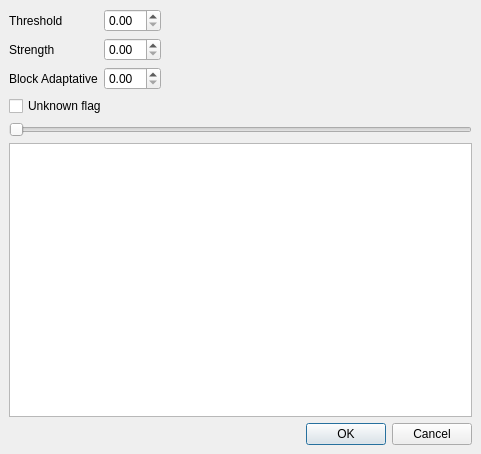
Before: the Qt Designer form utilities/sourcecode/avidemux2-master/avidemux_plugins/ADM_videoFilters6/asharp/qt4/asharp.ui in goanimate-archive-organization/wrapper-offIine, drawn with Qt 5.
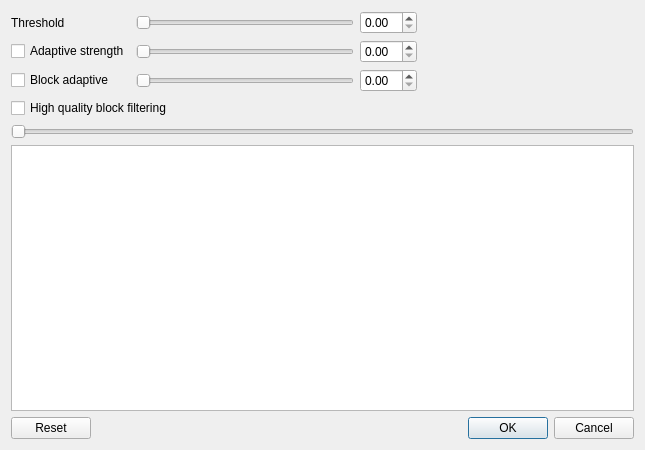
After: the same form once the commit is applied. Custom widgets are drawn as their Qt base class.

Diff of the .ui file:
```diff
--- a/utilities/sourcecode/avidemux2-master/avidemux_plugins/ADM_videoFilters6/asharp/qt4/asharp.ui
+++ b/utilities/sourcecode/avidemux2-master/avidemux_plugins/ADM_videoFilters6/asharp/qt4/asharp.ui
@@ -6,141 +6,184 @@
    <rect>
     <x>0</x>
     <y>0</y>
-    <width>481</width>
-    <height>454</height>
+    <width>645</width>
+    <height>450</height>
    </rect>
   </property>
   <property name="windowTitle">
    <string>ASharp</string>
   </property>
-  <layout class="QGridLayout">
-   <property name="leftMargin">
-    <number>9</number>
-   </property>
-   <property name="topMargin">
-    <number>9</number>
-   </property>
-   <property name="rightMargin">
-    <number>9</number>
-   </property>
-   <property name="bottomMargin">
-    <number>9</number>
-   </property>
-   <property name="spacing">
-    <number>6</number>
-   </property>
-   <item row="2" column="3">
-    <spacer>
-     <property name="orientation">
-      <enum>Qt::Horizontal</enum>
-     </property>
-     <property name="sizeHint" stdset="0">
-      <size>
-       <width>40</width>
-       <height>20</height>
-      </size>
-     </property>
-    </spacer>
+  <layout class="QVBoxLayout" name="verticalLayout">
+   <item>
+    <layout class="QGridLayout" name="gridLayout">
+     <item row="0" column="0">
+      <widget class="QLabel" name="labelThreshold">
+       <property name="text">
+        <string>Threshold</string>
+       </property>
+      </widget>
+     </item>
+     <item row="0" column="1">
+      <widget class="QSlider" name="horizontalSliderThreshold">
+       <property name="maximum">
+        <number>3200</number>
+       </property>
+       <property name="singleStep">
+        <number>32</number>
+       </property>
+       <property name="pageStep">
+        <number>320</number>
+       </property>
+       <property name="orientation">
+        <enum>Qt::Horizontal</enum>
+       </property>
+      </widget>
+     </item>
+     <item row="1" column="0">
+      <widget class="QCheckBox" name="checkBoxStrength">
+       <property name="text">
+        <string>Adaptive strength</string>
+       </property>
+      </widget>
+     </item>
+     <item row="1" column="1">
+      <widget class="QSlider" name="horizontalSliderStrength">
+       <property name="minimum">
+        <number>0</number>
+       </property>
+       <property name="maximum">
+        <number>1600</number>
+       </property>
+       <property name="singleStep">
+        <number>16</number>
+       </property>
+       <property name="pageStep">
+        <number>160</number>
+       </property>
+       <property name="orientation">
+        <enum>Qt::Horizontal</enum>
+       </property>
+      </widget>
+     </item>
+     <item row="1" column="2">
+      <widget class="QDoubleSpinBox" name="doubleSpinBoxStrength">
+       <property name="maximum">
+        <double>16.000000000000000</double>
+       </property>
+       <property name="singleStep">
+        <double>0.100000000000000</double>
+       </property>
+      </widget>
+     </item>
+     <item row="0" column="2">
+      <widget class="QDoubleSpinBox" name="doubleSpinBoxThreshold">
+       <property name="maximum">
+        <double>32.000000000000000</double>
+       </property>
+       <property name="singleStep">
+        <double>0.100000000000000</double>
+       </property>
+      </widget>
+     </item>
+     <item row="0" column="3">
+      <spacer name="topGridSpacer">
+       <property name="orientation">
+        <enum>Qt::Horizontal</enum>
+       </property>
+       <property name="sizeHint" stdset="0">
+        <size>
+         <width>40</width>
+         <height>20</height>
+        </size>
+       </property>
+      </spacer>
+     </item>
+     <item row="2" column="2">
+      <widget class="QDoubleSpinBox" name="doubleSpinBoxBlock">
+       <property name="maximum">
+        <double>4.000000000000000</double>
+       </property>
+       <property name="singleStep">
+        <double>0.100000000000000</double>
+       </property>
+      </widget>
+     </item>
+     <item row="2" column="1">
+      <widget class="QSlider" name="horizontalSliderBlock">
+       <property name="maximum">
+        <number>400</number>
+       </property>
+       <property name="singleStep">
+        <number>4</number>
+       </property>
+       <property name="pageStep">
+        <number>40</number>
+       </property>
+       <property name="orientation">
+        <enum>Qt::Horizontal</enum>
+       </property>
+      </widget>
+     </item>
+     <item row="2" column="0">
+      <widget class="QCheckBox" name="checkBoxBlock">
+       <property name="text">
+        <string>Block adaptive</string>
+       </property>
+      </widget>
+     </item>
+    </layout>
    </item>
-   <item row="1" column="3">
-    <spacer>
-     <property name="orientation">
-      <enum>Qt::Horizontal</enum>
-     </property>
-     <property name="sizeHint" stdset="0">
-      <size>
-       <width>40</width>
-       <height>20</height>
-      </size>
-     </property>
-    </spacer>
+   <item>
+    <layout class="QHBoxLayout" name="horizontalLayout">
+     <item>
+      <widget class="QCheckBox" name="checkBoxHQBF">
+       <property name="text">
+        <string>High quality block filtering</string>
+       </property>
+      </widget>
+     </item>
+     <item>
+      <spacer name="fullPreviewSpacer">
+       <property name="orientation">
+        <enum>Qt::Horizontal</enum>
+       </property>
+       <property name="sizeHint" stdset="0">
+        <size>
+         <width>40</width>
+         <height>20</height>
+        </size>
+       </property>
+      </spacer>
+     </item>
+    </layout>
    </item>
-   <item row="0" column="3">
-    <spacer>
-     <property name="orientation">
-      <enum>Qt::Horizontal</enum>
-     </property>
-     <property name="sizeHint" stdset="0">
-      <size>
-       <width>40</width>
-       <height>20</height>
-      </size>
-     </property>
-    </spacer>
+   <item>
+    <layout class="QHBoxLayout" name="toolboxLayout"/>
    </item>
-   <item row="1" column="2">
-    <widget class="QDoubleSpinBox" name="doubleSpinBoxStrength"/>
-   </item>
-   <item row="3" column="0" colspan="3">
-    <widget class="QCheckBox" name="checkBox">
-     <property name="text">
-      <string>Unknown flag</string>
-     </property>
-    </widget>
-   </item>
-   <item row="3" column="3">
-    <spacer>
-     <property name="orientation">
-      <enum>Qt::Horizontal</enum>
-     </property>
-     <property name="sizeHint" stdset="0">
-      <size>
-       <width>40</width>
-       <height>20</height>
-      </size>
-     </property>
-    </spacer>
-   </item>
-   <item row="5" column="0" colspan="4">
+   <item>
     <widget class="ADM_QSlider" name="horizontalSlider">
      <property name="orientation">
       <enum>Qt::Horizontal</enum>
      </property>
     </widget>
    </item>
-   <item row="2" column="0" colspan="2">
-    <widget class="QLabel" name="label_3">
-     <property name="text">
-      <string>Block Adaptative</string>
+   <item>
+    <widget class="QGraphicsView" name="graphicsView">
+     <property name="focusPolicy">
+      <enum>Qt::NoFocus</enum>
      </property>
     </widget>
    </item>
-   <item row="7" column="1" colspan="3">
+   <item>
     <widget class="QDialogButtonBox" name="buttonBox">
      <property name="orientation">
       <enum>Qt::Horizontal</enum>
      </property>
      <property name="standardButtons">
-      <set>QDialogButtonBox::Cancel|QDialogButtonBox::Ok</set>
+      <set>QDialogButtonBox::Cancel|QDialogButtonBox::Ok|QDialogButtonBox::Reset</set>
      </property>
     </widget>
    </item>
-   <item row="2" column="2">
-    <widget class="QDoubleSpinBox" name="doubleSpinBoxBlock"/>
-   </item>
-   <item row="0" column="0">
-    <widget class="QLabel" name="label">
-     <property name="text">
-      <string>Threshold</string>
-     </property>
-    </widget>
-   </item>
-   <item row="6" column="0" colspan="4">
-    <widget class="QGraphicsView" name="graphicsView"/>
-   </item>
-   <item row="0" column="2">
-    <widget class="QDoubleSpinBox" name="doubleSpinBoxTreshold"/>
-   </item>
-   <item row="1" column="0">
-    <widget class="QLabel" name="label_2">
-     <property name="text">
-      <string>Strength</string>
-     </property>
-    </widget>
-   </item>
-   <item row="4" column="0">
-    <layout class="QHBoxLayout" name="toolboxLayout"/>
-   </item>
   </layout>
  </widget>
  <customwidgets>
```
